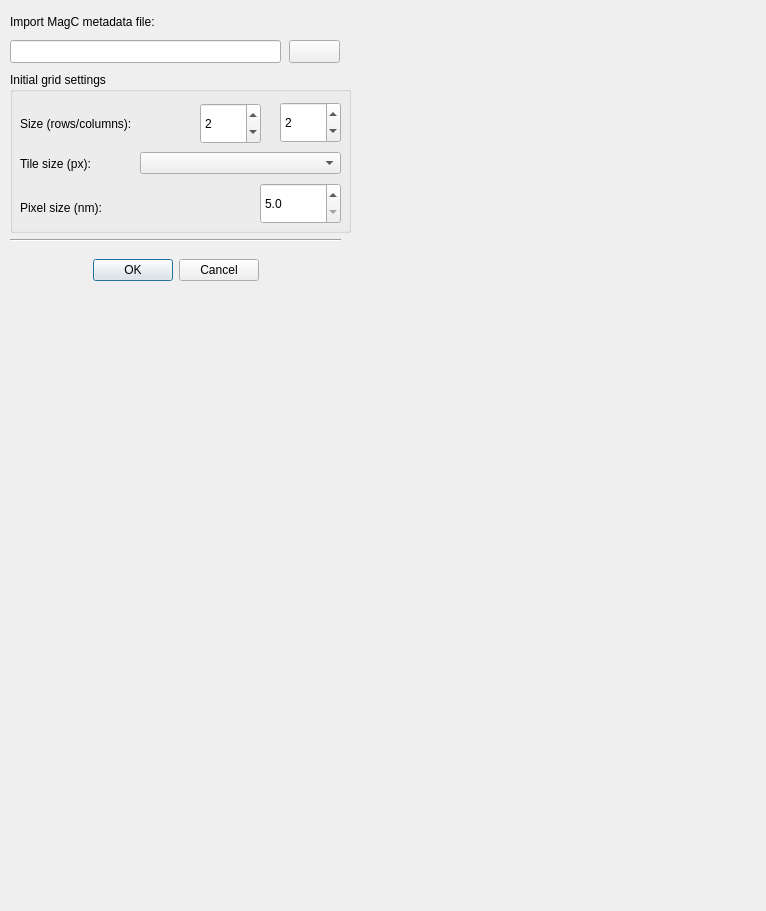
Before: the Qt Designer form gui/import_magc_metadata_dlg.ui in SBEMimage/SBEMimage, drawn with Qt 5.
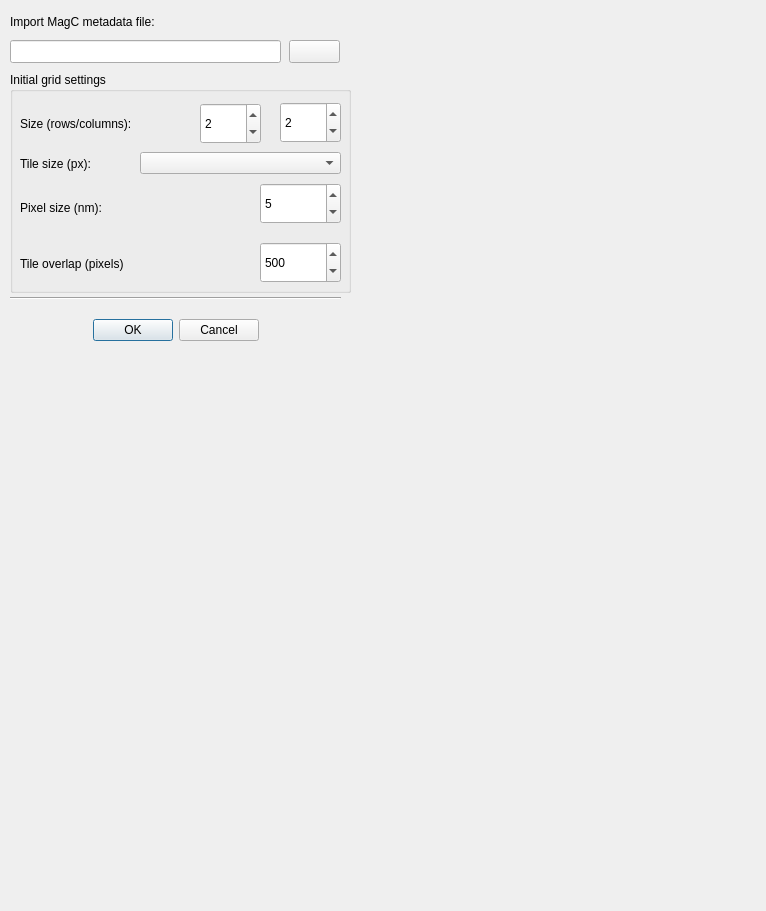
After: the same form once the commit is applied.

The edit to the form file:
```diff
--- a/gui/import_magc_metadata_dlg.ui
+++ b/gui/import_magc_metadata_dlg.ui
@@ -29,7 +29,7 @@
    <property name="geometry">
     <rect>
      <x>10</x>
-     <y>232</y>
+     <y>290</y>
      <width>331</width>
      <height>16</height>
     </rect>
@@ -80,7 +80,7 @@
      <x>10</x>
      <y>72</y>
      <width>341</width>
-     <height>161</height>
+     <height>221</height>
     </rect>
    </property>
    <property name="layoutDirection">
@@ -170,10 +170,10 @@
      </rect>
     </property>
     <property name="decimals">
-     <number>1</number>
+     <number>0</number>
     </property>
     <property name="minimum">
-     <double>5.000000000000000</double>
+     <double>4.000000000000000</double>
     </property>
     <property name="maximum">
      <double>1000.000000000000000</double>
@@ -195,12 +195,50 @@
      <string>Pixel size (nm):</string>
     </property>
    </widget>
+   <widget class="QLabel" name="label_9">
+    <property name="geometry">
+     <rect>
+      <x>10</x>
+      <y>180</y>
+      <width>127</width>
+      <height>23</height>
+     </rect>
+    </property>
+    <property name="text">
+     <string>Tile overlap (pixels)</string>
+    </property>
+   </widget>
+   <widget class="QDoubleSpinBox" name="doubleSpinBox_tileOverlap">
+    <property name="geometry">
+     <rect>
+      <x>250</x>
+      <y>170</y>
+      <width>81</width>
+      <height>41</height>
+     </rect>
+    </property>
+    <property name="decimals">
+     <number>0</number>
+    </property>
+    <property name="minimum">
+     <double>5.000000000000000</double>
+    </property>
+    <property name="maximum">
+     <double>5000.000000000000000</double>
+    </property>
+    <property name="singleStep">
+     <double>100.000000000000000</double>
+    </property>
+    <property name="value">
+     <double>500.000000000000000</double>
+    </property>
+   </widget>
   </widget>
   <widget class="QDialogButtonBox" name="pushButton_import">
    <property name="geometry">
     <rect>
      <x>10</x>
-     <y>240</y>
+     <y>300</y>
      <width>331</width>
      <height>61</height>
     </rect>
```
